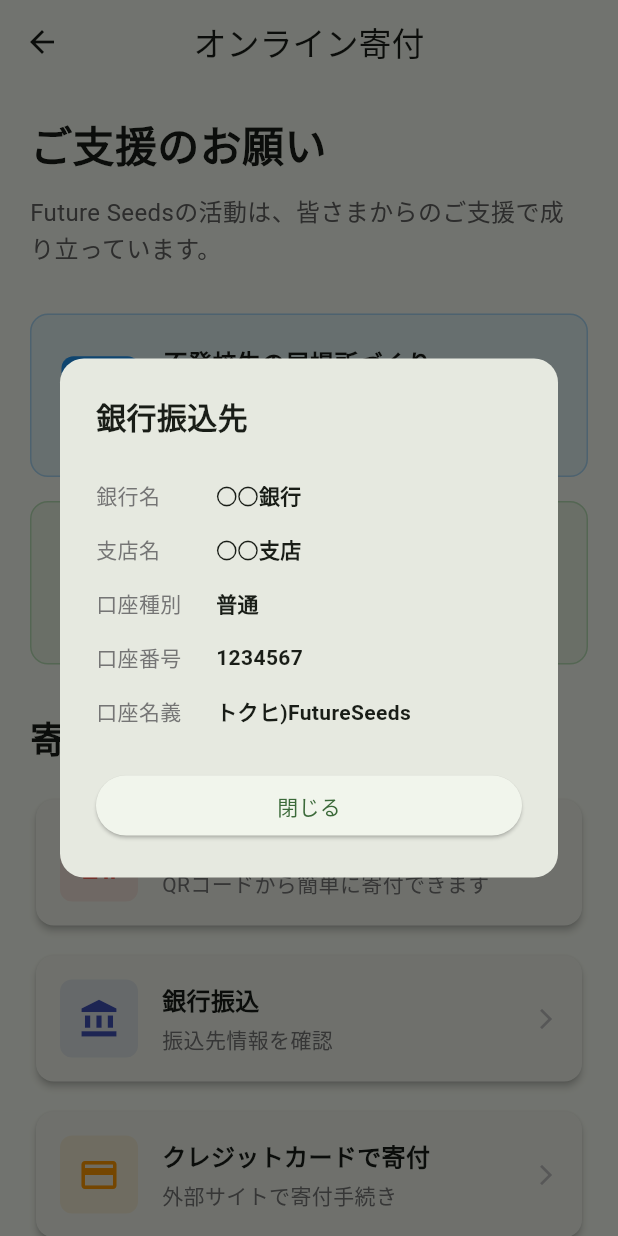
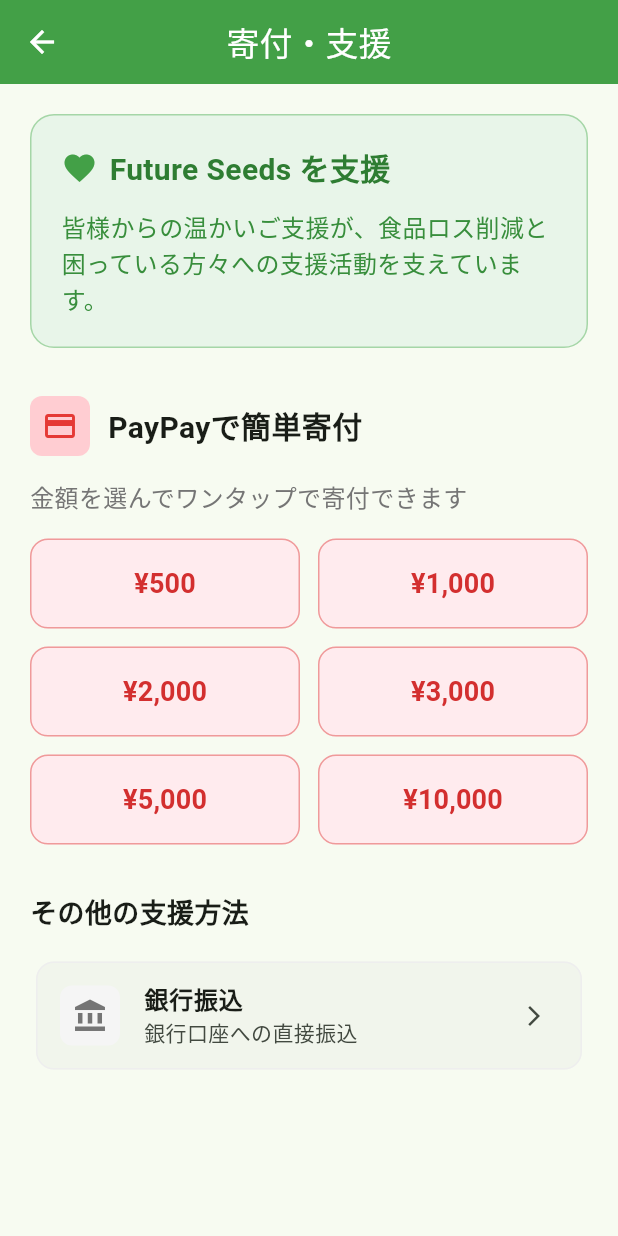
Before and after one commit to tsuchida-y/future_seeds_app, a Flutter app: the DonationScreen screen opened directly, after a tap on "銀行振込", on a phone screen of 412 x 824 dp. Run offline on Flutter 3.47's test engine with Material 3 defaults, Android fonts, the phone set to English and light mode, and no system bars; our stand-ins replace cloud_firestore, firebase_core, firebase_messaging, flutter_dotenv, geolocator, google_maps_flutter and 1 more; accounts and stored records are empty; generated files the repository leaves out were written again; Roboto replaces fonts that are missing (Noto Sans JP).

Commit message:
feat:PayPay寄付機能を実装

```diff
--- a/lib/screens/donation_screen.dart
+++ b/lib/screens/donation_screen.dart
@@ -1,182 +1,84 @@
 import 'package:flutter/material.dart';
-import 'package:url_launcher/url_launcher.dart';
-import 'package:qr_flutter/qr_flutter.dart';
+import '../services/paypay_service.dart';
 
-class DonationScreen extends StatelessWidget {
+class DonationScreen extends StatefulWidget {
   const DonationScreen({super.key});
+
+  @override
+  State<DonationScreen> createState() => _DonationScreenState();
+}
+
+class _DonationScreenState extends State<DonationScreen> {
+  // 選択可能な寄付金額
+  static const List<int> _donationAmounts = [
+    500, 1000, 2000, 3000, 5000, 10000
+  ];
 
   @override
   Widget build(BuildContext context) {
     return Scaffold(
       appBar: AppBar(
-        title: const Text('オンライン寄付'),
+        title: const Text('寄付・支援'),
         elevation: 0,
+        backgroundColor: Colors.green[600],
+        foregroundColor: Colors.white,
       ),
+
       body: SingleChildScrollView(
         padding: const EdgeInsets.all(20),
         child: Column(
           crossAxisAlignment: CrossAxisAlignment.start,
           children: [
-            // ヘッダー
-            const Text(
-              'ご支援のお願い',
-              style: TextStyle(
-                fontSize: 28,
-                fontWeight: FontWeight.bold,
+            // ヘッダー説明
+            _buildHeaderSection(),
+
+            const SizedBox(height: 32),
+
+            // PayPay寄付セクション
+            _buildPayPaySection(),
+
+            const SizedBox(height: 32),
+
+            // その他の寄付方法
+            _buildOtherMethodsSection(),
+          ],
         ),
       ),
-            const SizedBox(height: 12),
-            Text(
-              'Future Seedsの活動は、皆さまからのご支援で成り立っています。',
-              style: TextStyle(
-                fontSize: 16,
-                color: Colors.grey[700],
-                height: 1.5,
-              ),
-            ),
-            const SizedBox(height: 32),
+    );
+  }
 
-            // 活動内容カード
-            _buildActivityCard(
-              icon: Icons.home_outlined,
-              title: '不登校生の居場所づくり',
-              description: '安心して過ごせる居場所を提供し、将来への一歩を支援しています。',
-              color: Colors.blue,
-            ),
-            const SizedBox(height: 16),
-            _buildActivityCard(
-              icon: Icons.restaurant_outlined,
-              title: 'ひとり親家庭への食料支援',
-              description: 'コミュニティフリッジを通じて、必要な方に食料を届けています。',
-              color: Colors.green,
-            ),
-            const SizedBox(height: 32),
-
-            // 寄付方法
-            const Text(
-              '寄付方法',
-              style: TextStyle(
-                fontSize: 24,
-                fontWeight: FontWeight.bold,
-              ),
-            ),
-            const SizedBox(height: 20),
-
-            // PayPay寄付
-            _buildDonationMethod(
-              context: context,
-              icon: Icons.qr_code,
-              title: 'PayPayで寄付',
-              description: 'QRコードから簡単に寄付できます',
-              color: Colors.red,
-              onTap: () => _showPayPayQR(context),
-            ),
-            const SizedBox(height: 12),
-
-            // 銀行振込
-            _buildDonationMethod(
-              context: context,
-              icon: Icons.account_balance,
-              title: '銀行振込',
-              description: '振込先情報を確認',
-              color: Colors.indigo,
-              onTap: () => _showBankInfo(context),
-            ),
-            const SizedBox(height: 12),
-
-            // クレジットカード寄付
-            _buildDonationMethod(
-              context: context,
-              icon: Icons.credit_card,
-              title: 'クレジットカードで寄付',
-              description: '外部サイトで寄付手続き',
-              color: Colors.orange,
-              onTap: () => _openDonationWebsite(),
-            ),
-            const SizedBox(height: 32),
-
-            // 寄付金の使い道
-            Container(
+  Widget _buildHeaderSection() {
+    return Container(
       padding: const EdgeInsets.all(20),
       decoration: BoxDecoration(
         color: Colors.green[50],
-                borderRadius: BorderRadius.circular(12),
+        borderRadius: BorderRadius.circular(16),
+        border: Border.all(color: Colors.green[200]!),
       ),
       child: Column(
         crossAxisAlignment: CrossAxisAlignment.start,
         children: [
           Row(
             children: [
-                      Icon(Icons.info_outline, color: Colors.green[700]),
+              Icon(Icons.favorite, color: Colors.green[600], size: 24),
               const SizedBox(width: 8),
               Text(
-                        '寄付金の使い道',
+                'Future Seeds を支援',
                 style: TextStyle(
-                          fontSize: 18,
+                  fontSize: 20,
                   fontWeight: FontWeight.bold,
-                          color: Colors.green[700],
+                  color: Colors.green[800],
                 ),
               ),
             ],
           ),
           const SizedBox(height: 12),
-                  _buildUsageItem('食品の購入・配布', '40%'),
-                  _buildUsageItem('居場所運営費', '35%'),
-                  _buildUsageItem('スタッフ人件費', '20%'),
-                  _buildUsageItem('その他運営費', '5%'),
-                ],
-              ),
-            ),
-          ],
-        ),
-      ),
-    );
-  }
-
-  Widget _buildActivityCard({
-    required IconData icon,
-    required String title,
-    required String description,
-    required Color color,
-  }) {
-    return Container(
-      padding: const EdgeInsets.all(20),
-      decoration: BoxDecoration(
-        color: color.withOpacity(0.1),
-        borderRadius: BorderRadius.circular(12),
-        border: Border.all(color: color.withOpacity(0.3)),
-      ),
-      child: Row(
-        children: [
-          Container(
-            padding: const EdgeInsets.all(12),
-            decoration: BoxDecoration(
-              color: color,
-              borderRadius: BorderRadius.circular(8),
-            ),
-            child: Icon(icon, color: Colors.white, size: 28),
-          ),
-          const SizedBox(width: 16),
-          Expanded(
-            child: Column(
-              crossAxisAlignment: CrossAxisAlignment.start,
-              children: [
           Text(
-                  title,
-                  style: const TextStyle(
+            '皆様からの温かいご支援が、食品ロス削減と困っている方々への支援活動を支えています。',
+            style: TextStyle(
               fontSize: 16,
-                    fontWeight: FontWeight.bold,
-                  ),
-                ),
-                const SizedBox(height: 4),
-                Text(
-                  description,
-                  style: TextStyle(
-                    fontSize: 14,
-                    color: Colors.grey[700],
-                  ),
-                ),
-              ],
+              color: Colors.green[700],
+              height: 1.5,
             ),
           ),
         ],
@@ -184,76 +86,82 @@
     );
   }
 
-  Widget _buildDonationMethod({
-    required BuildContext context,
-    required IconData icon,
-    required String title,
-    required String description,
-    required Color color,
-    required VoidCallback onTap,
-  }) {
-    return Card(
-      elevation: 2,
-      shape: RoundedRectangleBorder(
-        borderRadius: BorderRadius.circular(12),
-      ),
-      child: InkWell(
-        onTap: onTap,
-        borderRadius: BorderRadius.circular(12),
-        child: Padding(
-          padding: const EdgeInsets.all(16),
-          child: Row(
+  Widget _buildPayPaySection() {
+    return Column(
+      crossAxisAlignment: CrossAxisAlignment.start,
+      children: [
+        Row(
           children: [
             Container(
-                padding: const EdgeInsets.all(12),
+              padding: const EdgeInsets.all(8),
               decoration: BoxDecoration(
-                  color: color.withOpacity(0.1),
+                color: Colors.red[100],
                 borderRadius: BorderRadius.circular(8),
               ),
-                child: Icon(icon, color: color, size: 28),
+              child: Icon(Icons.payment, color: Colors.red[600], size: 24),
             ),
-              const SizedBox(width: 16),
-              Expanded(
-                child: Column(
-                  crossAxisAlignment: CrossAxisAlignment.start,
-                  children: [
-                    Text(
-                      title,
-                      style: const TextStyle(
-                        fontSize: 16,
+            const SizedBox(width: 12),
+            const Text(
+              'PayPayで簡単寄付',
+              style: TextStyle(
+                fontSize: 20,
                 fontWeight: FontWeight.bold,
-                      ),
-                    ),
-                    const SizedBox(height: 4),
-                    Text(
-                      description,
-                      style: TextStyle(
-                        fontSize: 14,
-                        color: Colors.grey[600],
               ),
             ),
           ],
         ),
-              ),
-              Icon(Icons.arrow_forward_ios, size: 16, color: Colors.grey[400]),
-            ],
+        const SizedBox(height: 16),
+
+        Text(
+          '金額を選んでワンタップで寄付できます',
+          style: TextStyle(
+            fontSize: 16,
+            color: Colors.grey[600],
           ),
         ),
+
+        const SizedBox(height: 16),
+
+        // 金額選択ボタン
+        GridView.builder(
+          shrinkWrap: true,         //親のサイズに合わせる
+          physics: const NeverScrollableScrollPhysics(),  //スクロール無効
+          gridDelegate: const SliverGridDelegateWithFixedCrossAxisCount(
+            crossAxisCount: 2,      // 2列表示
+            crossAxisSpacing: 12,   // 列間隔
+            mainAxisSpacing: 12,    // 行間隔
+            childAspectRatio: 3.0,  // 幅：高さ比
           ),
+          itemCount: _donationAmounts.length,
+          itemBuilder: (context, index) {
+            final amount = _donationAmounts[index];
+            return _buildAmountButton(amount);
+          },
+        ),
+      ],
     );
   }
 
-  Widget _buildUsageItem(String label, String percentage) {
-    return Padding(
-      padding: const EdgeInsets.symmetric(vertical: 4),
-      child: Row(
-        mainAxisAlignment: MainAxisAlignment.spaceBetween,
+  Widget _buildAmountButton(int amount) {
+    return ElevatedButton(
+      onPressed: () => _startPayPayDonation(amount),
+      style: ElevatedButton.styleFrom(
+        backgroundColor: Colors.red[50],
+        foregroundColor: Colors.red[700],
+        elevation: 0,
+        side: BorderSide(color: Colors.red[200]!),
+        shape: RoundedRectangleBorder(
+          borderRadius: BorderRadius.circular(12),
+        ),
+        padding: const EdgeInsets.symmetric(vertical: 16),
+      ),
+      child: Column(
+        mainAxisAlignment: MainAxisAlignment.center,
         children: [
-          Text(label, style: const TextStyle(fontSize: 14)),
           Text(
-            percentage,
+            '¥${_formatAmount(amount)}',
             style: const TextStyle(
-              fontSize: 14,
+              fontSize: 18,
               fontWeight: FontWeight.bold,
             ),
           ),
@@ -262,126 +170,185 @@
     );
   }
 
-  void _showPayPayQR(BuildContext context) {
-    showDialog(
-      context: context,
-      builder: (context) => Dialog(
-        shape: RoundedRectangleBorder(
-          borderRadius: BorderRadius.circular(16),
-        ),
-        child: Padding(
-          padding: const EdgeInsets.all(24),
-          child: Column(
-            mainAxisSize: MainAxisSize.min,
+  Widget _buildOtherMethodsSection() {
+    return Column(
+      crossAxisAlignment: CrossAxisAlignment.start,
       children: [
         const Text(
-                'PayPayで寄付',
+          'その他の支援方法',
           style: TextStyle(
-                  fontSize: 20,
+            fontSize: 18,
             fontWeight: FontWeight.bold,
           ),
         ),
         const SizedBox(height: 16),
-              const Text(
-                'PayPayアプリでこのQRコードを読み取ってください',
-                textAlign: TextAlign.center,
-                style: TextStyle(fontSize: 14),
-              ),
-              const SizedBox(height: 20),
-              // PayPayのQRコード（実際のURLに置き換えてください）
-              QrImageView(
-                data: 'paypay://payment?link_id=FUTURE_SEEDS_DONATION',
-                version: QrVersions.auto,
-                size: 200.0,
-              ),
-              const SizedBox(height: 20),
-              TextButton(
-                onPressed: () => Navigator.pop(context),
-                child: const Text('閉じる'),
+
+        _buildDonationMethod(
+          icon: Icons.account_balance,
+          title: '銀行振込',
+          description: '銀行口座への直接振込',
+          onTap: _showBankInfo,
         ),
       ],
+    );
+  }
+
+  Widget _buildDonationMethod({
+    required IconData icon,
+    required String title,
+    required String description,
+    required VoidCallback onTap,
+  }) {
+    return Card(
+      elevation: 0,
+      shape: RoundedRectangleBorder(
+        borderRadius: BorderRadius.circular(12),
+        side: BorderSide(color: Colors.grey[200]!),
       ),
+      child: ListTile(
+        leading: Container(
+          padding: const EdgeInsets.all(8),
+          decoration: BoxDecoration(
+            color: Colors.grey[100],
+            borderRadius: BorderRadius.circular(8),
           ),
+          child: Icon(icon, color: Colors.grey[600]),
+        ),
+        title: Text(
+          title,
+          style: const TextStyle(fontWeight: FontWeight.w600),
+        ),
+        subtitle: Text(description),
+        trailing: const Icon(Icons.arrow_forward_ios, size: 16),
+        onTap: onTap,
       ),
     );
   }
 
-  void _showBankInfo(BuildContext context) {
+  // PayPay寄付を開始
+  Future<void> _startPayPayDonation(int amount) async {
+    debugPrint('寄付開始: PayPay, 金額: ¥$amount');
+
+    // ローディング表示
     showDialog(
       context: context,
-      builder: (context) => Dialog(
-        shape: RoundedRectangleBorder(
-          borderRadius: BorderRadius.circular(16),
+      barrierDismissible: false,  //背景タップで閉じない
+      builder: (context) => const Center(
+        child: CircularProgressIndicator(),
       ),
-        child: Padding(
-          padding: const EdgeInsets.all(24),
-          child: Column(
-            mainAxisSize: MainAxisSize.min,
-            crossAxisAlignment: CrossAxisAlignment.start,
+    );
+
+    try {
+      // 一意の寄付IDを生成
+      final donationId = 'donation_${DateTime.now().millisecondsSinceEpoch}';
+
+      // PayPayサービスを使って寄付開始
+      final result = await PayPayService.startDonation(
+        amount: amount,
+        donationId: donationId,
+      );
+
+      // ローディングを閉じる
+      if (mounted) Navigator.pop(context);
+
+      // 結果に応じた処理
+      if (result.isSuccess) {
+        _showPayPayLaunchedDialog(amount);
+      } else if (result.isNotInstalled) {
+        _showPayPayNotInstalledDialog();
+      } else {
+        _showErrorDialog('PayPay起動エラー', result.errorMessage ?? '不明なエラーが発生しました');
+      }
+
+    } catch (e) {
+      if (mounted) Navigator.pop(context);
+      _showErrorDialog('エラー', 'システムエラーが発生しました: $e');
+    }
+  }
+
+  //PayPay起動成功時
+  void _showPayPayLaunchedDialog(int amount) {
+    showDialog(
+      context: context,
+      builder: (context) => AlertDialog(
+        icon: Icon(Icons.payment, color: Colors.red[600], size: 48),
+        title: const Text('PayPayを起動しました'),
+        content: Column(
+          mainAxisSize: MainAxisSize.min,  //必要最小限のサイズ
           children: [
+            Text('¥${_formatAmount(amount)}の寄付手続きをPayPayアプリで完了してください。'),
+            const SizedBox(height: 16),
             const Text(
-                '銀行振込先',
-                style: TextStyle(
-                  fontSize: 20,
-                  fontWeight: FontWeight.bold,
-                ),
-              ),
-              const SizedBox(height: 20),
-              _buildBankInfoRow('銀行名', '○○銀行'),
-              _buildBankInfoRow('支店名', '○○支店'),
-              _buildBankInfoRow('口座種別', '普通'),
-              _buildBankInfoRow('口座番号', '1234567'),
-              _buildBankInfoRow('口座名義', 'トクヒ)FutureSeeds'),
-              const SizedBox(height: 20),
-              SizedBox(
-                width: double.infinity,
-                child: ElevatedButton(
-                  onPressed: () => Navigator.pop(context),
-                  child: const Text('閉じる'),
-                ),
+              '決済完了後、このアプリに戻ってきてください。',
+              style: TextStyle(fontSize: 12, color: Colors.grey),
             ),
           ],
         ),
-        ),
-      ),
-    );
-  }
-
-  Widget _buildBankInfoRow(String label, String value) {
-    return Padding(
-      padding: const EdgeInsets.symmetric(vertical: 8),
-      child: Row(
-        crossAxisAlignment: CrossAxisAlignment.start,
-        children: [
-          SizedBox(
-            width: 80,
-            child: Text(
-              label,
-              style: TextStyle(
-                fontSize: 14,
-                color: Colors.grey[600],
-              ),
-            ),
-          ),
-          Expanded(
-            child: Text(
-              value,
-              style: const TextStyle(
-                fontSize: 14,
-                fontWeight: FontWeight.bold,
-              ),
-            ),
+        actions: [
+          TextButton(
+            onPressed: () => Navigator.pop(context),
+            child: const Text('確認'),
           ),
         ],
       ),
     );
   }
 
-  Future<void> _openDonationWebsite() async {
-    // 実際の寄付サイトURLに置き換えてください
-    final url = Uri.parse('https://future-seeds.example.com/donate');
-    if (await canLaunchUrl(url)) {
-      await launchUrl(url, mode: LaunchMode.externalApplication);
+  //PayPay未インストール時
+  void _showPayPayNotInstalledDialog() {
+    showDialog(
+      context: context,
+      builder: (context) => AlertDialog(
+        icon: Icon(Icons.warning, color: Colors.orange[600], size: 48),
+        title: const Text('PayPayアプリが必要です'),
+        content: const Text(
+          'PayPay決済にはPayPayアプリのインストールが必要です。\n\nアプリストアからPayPayをダウンロードしてください。',
+        ),
+        actions: [
+          TextButton(
+            onPressed: () => Navigator.pop(context),
+            child: const Text('キャンセル'),
+          ),
+
+          //アプリストアへ
+          ElevatedButton(
+            onPressed: () {
+              Navigator.pop(context);
+              PayPayService.openPayPayStore();
+            },
+            child: const Text('PayPayをダウンロード'),
+          ),
+        ],
+      ),
+    );
+  }
+
+  void _showErrorDialog(String title, String message) {
+    showDialog(
+      context: context,
+      builder: (context) => AlertDialog(
+        icon: Icon(Icons.error, color: Colors.red[600], size: 48),
+        title: Text(title),
+        content: Text(message),
+        actions: [
+          TextButton(
+            onPressed: () => Navigator.pop(context),
+            child: const Text('確認'),
+          ),
+        ],
+      ),
+    );
+  }
+
+  // 金額をカンマ区切りでフォーマット
+  String _formatAmount(int amount) {
+    return amount.toString().replaceAllMapped(
+      RegExp(r'(\d{1,3})(?=(\d{3})+(?!\d))'), //正規表現パターン
+      (Match m) => '${m[1]},',                //三桁区切りカンマ
+    );
+  }
+
+  void _showBankInfo() {
+    // 既存の銀行口座情報表示実装
   }
 }
-}
--- /dev/null
+++ b/lib/services/paypay_service.dart
@@ -0,0 +1,143 @@
+import 'package:flutter/material.dart';
+import 'package:url_launcher/url_launcher.dart';
+
+class PayPayService {
+
+  /// PayPayで寄付を開始する
+  static Future<PayPayResult> startDonation({
+    required int amount,
+    required String donationId,
+  }) async {
+    debugPrint('PayPayサービス: 寄付開始 - 金額: ¥$amount, ID: $donationId');
+
+    try {
+      // Step 1: PayPayアプリがインストールされているかチェック
+      final isInstalled = await _isPayPayInstalled();
+
+      if (!isInstalled) {
+        debugPrint('PayPayサービス: PayPayアプリが見つかりません');
+        return PayPayResult.notInstalled();
+      }
+
+      // Step 2: PayPayアプリを起動
+      final success = await _launchPayPayApp(amount: amount, donationId: donationId);
+
+      if (success) {
+        debugPrint('PayPayサービス: PayPayアプリ起動成功');
+        return PayPayResult.launched();
+      } else {
+        debugPrint('PayPayサービス: PayPayアプリ起動失敗');
+        return PayPayResult.launchFailed();
+      }
+
+    } catch (e) {
+      debugPrint('PayPayサービス: エラー発生 - $e');
+      return PayPayResult.error(e.toString());
+    }
+  }
+
+  /// PayPayアプリがインストールされているかチェック
+  static Future<bool> _isPayPayInstalled() async {
+    // PayPayアプリのカスタムURLスキーム
+    final paypayUri = Uri.parse('paypay://');
+
+    try {
+      final canLaunch = await canLaunchUrl(paypayUri);
+      debugPrint('PayPayサービス: インストール確認 - $canLaunch');
+      return canLaunch;
+    } catch (e) {
+      debugPrint('PayPayサービス: インストール確認エラー - $e');
+      return false;
+    }
+  }
+
+  /// PayPayアプリを起動
+  static Future<bool> _launchPayPayApp({
+    required int amount,
+    required String donationId,
+  }) async {
+    // PayPay URL Schemeの構築
+    final paypayUrl = _buildPayPayUrl(amount: amount, donationId: donationId);
+    final uri = Uri.parse(paypayUrl);
+
+    try {
+      debugPrint('PayPayサービス: URL起動 - $paypayUrl');
+
+      await launchUrl(
+        uri,
+        mode: LaunchMode.externalApplication, // 外部アプリで起動
+      );
+
+      return true;
+    } catch (e) {
+      debugPrint('PayPayサービス: URL起動エラー - $e');
+      return false;
+    }
+  }
+
+  /// PayPay用URLを生成
+  static String _buildPayPayUrl({
+    required int amount,
+    required String donationId,
+  }) {
+    // PayPayのURL Schemeフォーマット
+    // 注意: これは例です。実際のPayPayのURL Schemeは公式ドキュメントを確認してください
+
+    final baseUrl = 'paypay://payment';
+    final params = <String, String>{
+      'amount': amount.toString(),
+      'currency': 'JPY',
+      'reference': donationId,
+      'description': 'Future Seedsへの寄付',
+      'callback': 'futureseeds://donation/complete', // 決済後の戻り先
+    };
+
+    final queryString = params.entries
+        .map((e) => '${Uri.encodeComponent(e.key)}=${Uri.encodeComponent(e.value)}')
+        .join('&');
+
+    return '$baseUrl?$queryString';
+  }
+
+  /// PayPayアプリストアに誘導
+  static Future<void> openPayPayStore() async {
+    const playStoreUrl = 'https://play.google.com/store/apps/details?id=jp.ne.paypay.android.app';
+    const appStoreUrl = 'https://apps.apple.com/jp/app/paypay/id1435783608';
+
+    // プラットフォーム判定は簡易実装
+    final storeUrl = Uri.parse(playStoreUrl); // Androidの場合
+
+    try {
+      await launchUrl(storeUrl, mode: LaunchMode.externalApplication);
+    } catch (e) {
+      debugPrint('PayPayサービス: アプリストア起動エラー - $e');
+    }
+  }
+}
+
+/// PayPay操作の結果を表すクラス
+class PayPayResult {
+  final PayPayStatus status;
+  final String? errorMessage;
+
+  const PayPayResult._(this.status, [this.errorMessage]);
+
+  // 成功パターン
+  factory PayPayResult.launched() => const PayPayResult._(PayPayStatus.launched);
+
+  // エラーパターン
+  factory PayPayResult.notInstalled() => const PayPayResult._(PayPayStatus.notInstalled);
+  factory PayPayResult.launchFailed() => const PayPayResult._(PayPayStatus.launchFailed);
+  factory PayPayResult.error(String message) => PayPayResult._(PayPayStatus.error, message);
+
+  bool get isSuccess => status == PayPayStatus.launched;
+  bool get isNotInstalled => status == PayPayStatus.notInstalled;
+  bool get isError => status == PayPayStatus.error || status == PayPayStatus.launchFailed;
+}
+
+enum PayPayStatus {
+  launched,      // PayPayアプリ起動成功
+  notInstalled,  // PayPayアプリ未インストール
+  launchFailed,  // 起動失敗
+  error,         // その他エラー
+}
```
Also changed, not shown: 1 other file. Lines whose indentation alone changed are shown as unchanged.
